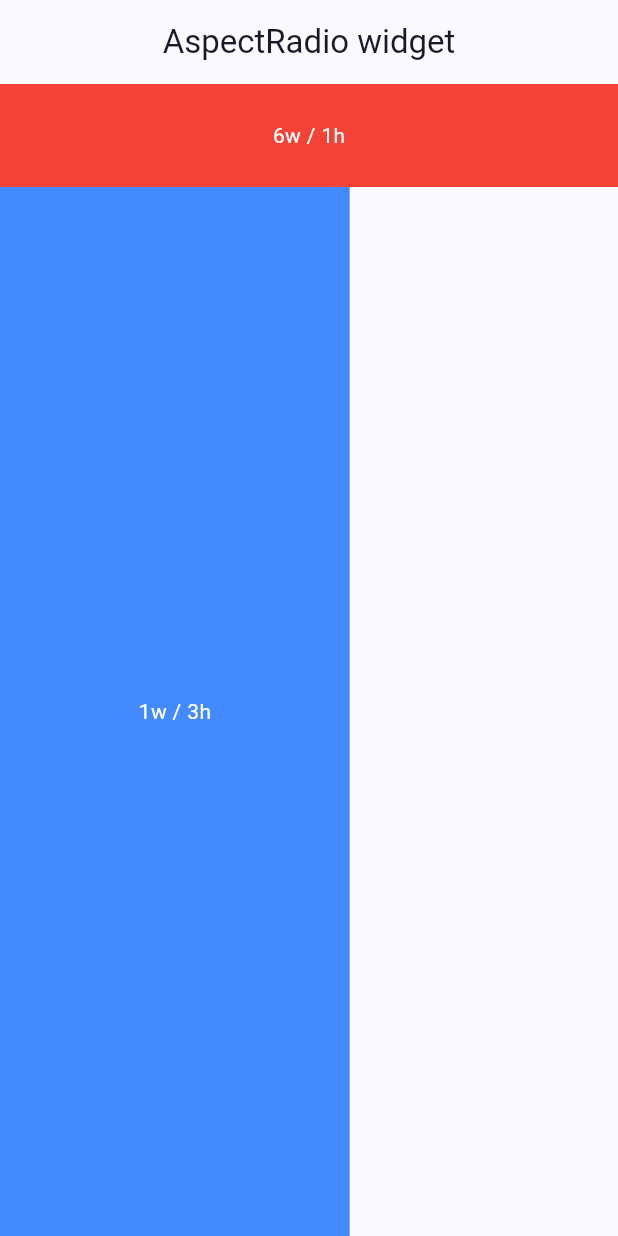
After one commit to Davidgraja/Widgets__app, a Flutter app: the AspectRatioScreen screen opened by its route, on a phone screen of 412 x 824 dp. The commit adds this screen. Run offline on Flutter 3.47's test engine with Material 3 defaults, Android fonts, the phone set to English and light mode, and no system bars; our stand-ins replace animate_do, flutter_riverpod, go_router.

Commit message:
AspectRatio Widget añadido

```diff
--- a/lib/config/router/router_app.dart
+++ b/lib/config/router/router_app.dart
@@ -438,5 +438,11 @@ final appRouter = GoRouter(
       name: AnimatedIconScreen.name,
       builder: (context, state) => const AnimatedIconScreen(),
     ),
+
+     GoRoute(
+      path: '/aspect-ratio',
+      name: AspectRatioScreen.name,
+      builder: (context, state) => const AspectRatioScreen(),
+    ),
   ],
 );
--- a/lib/domain/entities/menu/menu_items.dart
+++ b/lib/domain/entities/menu/menu_items.dart
@@ -333,6 +333,13 @@ const appMenuItems = <MenuItem> [
       icon: Icons.animation_outlined
   ),
 
+  MenuItem(
+      title: 'AspectRatio',
+      subTitle: 'Widget que  intenta ajustar el tamaño del hijo en relación al aspecto dado',
+      link: '/aspect-ratio',
+      icon: Icons.aspect_ratio_outlined
+  ),
+
 ];
 
 const appBarItems = <MenuItem>[
--- /dev/null
+++ b/lib/presentation/screen/aspect_ratio/aspect_ratio_screen.dart
@@ -0,0 +1,64 @@
+import 'package:flutter/material.dart';
+
+/// Este widget es muy interesante ya que puedes jugar con la ralacion de anchura y altura al cual un hijo puede adaptarse
+/// esto es muy util cuando queremos que un widget sin importar el tamaño de la pantalla se adapte y siga manteniendo dicho aspecto
+/// una forma sencilla de entenderlo  es  verlo como un widget que permite adaptar a su hijo sin importar el tamaño la pantalla , ya que este se encargara
+/// de leer y obtener el tamaño de la pantalla y en base a ese tamaño aplica dicho aspecto a su hijo , lo podemos ver tambien como la forma en como podemos
+/// adaptar un widget a culquier tipo pantalla
+
+
+///Algo a tener encuenta es de que si ponemos AspectRatio dentro de un Expanded , AspectRatio se vera forzado por su padre a expandirse
+///esto nos puede sucer y la facil mas sencilla es envolver el AspectRatio dentro de un Align y de esa forma alinearlo en cualquier lugar de la pantalla
+
+class AspectRatioScreen extends StatelessWidget {
+  static const name = 'aspect_ratio_screen';
+  const AspectRatioScreen({super.key});
+
+  @override
+  Widget build(BuildContext context) {
+    return Scaffold(
+      appBar: AppBar(
+        title: const Text('AspectRadio widget'),
+        centerTitle: true,
+      ),
+
+      body:  const Column(
+        children: [
+
+         AspectRatio(
+            aspectRatio: 6 / 1 ,
+            child: Square( value: '6w / 1h', alignment: Alignment.center,),
+          ),
+
+
+          Expanded(
+            child: Align(
+              alignment: Alignment.centerLeft,
+              child: AspectRatio(
+                aspectRatio:  1 / 3 ,
+                child: Square(  color: Colors.blueAccent , alignment: Alignment.center, value: '1w / 3h',),
+              ),
+            ),
+          ),
+
+        ],
+      ),
+    );
+  }
+}
+
+class Square extends StatelessWidget {
+  final AlignmentGeometry? alignment;
+  final Color color;
+  final String value;
+  const Square({super.key , this.value = '' , this.color = Colors.red , this.alignment});
+
+  @override
+  Widget build(BuildContext context) {
+    return Container(
+      alignment: alignment,
+      color: color,
+      child: Text(value , style: const TextStyle(color: Colors.white),),
+    );
+  }
+}
--- a/lib/presentation/screen/screen.dart
+++ b/lib/presentation/screen/screen.dart
@@ -7,6 +7,7 @@ export 'package:widget_app/presentation/screen/animated_icon/animated_icon_scree
 export 'package:widget_app/presentation/screen/animated/animated_screen.dart';
 export 'package:widget_app/presentation/screen/app_bar/app_bar_screen.dart';
 export 'package:widget_app/presentation/screen/app_tutorial/app_tutorial_screen.dart';
+export 'package:widget_app/presentation/screen/aspect_ratio/aspect_ratio_screen.dart';
 export 'package:widget_app/presentation/screen/backdrop_filter/backdrop_filter_screen.dart';
 export 'package:widget_app/presentation/screen/buttons/buttons_screen.dart';
 export 'package:widget_app/presentation/screen/cards/cards_screen.dart';
```
